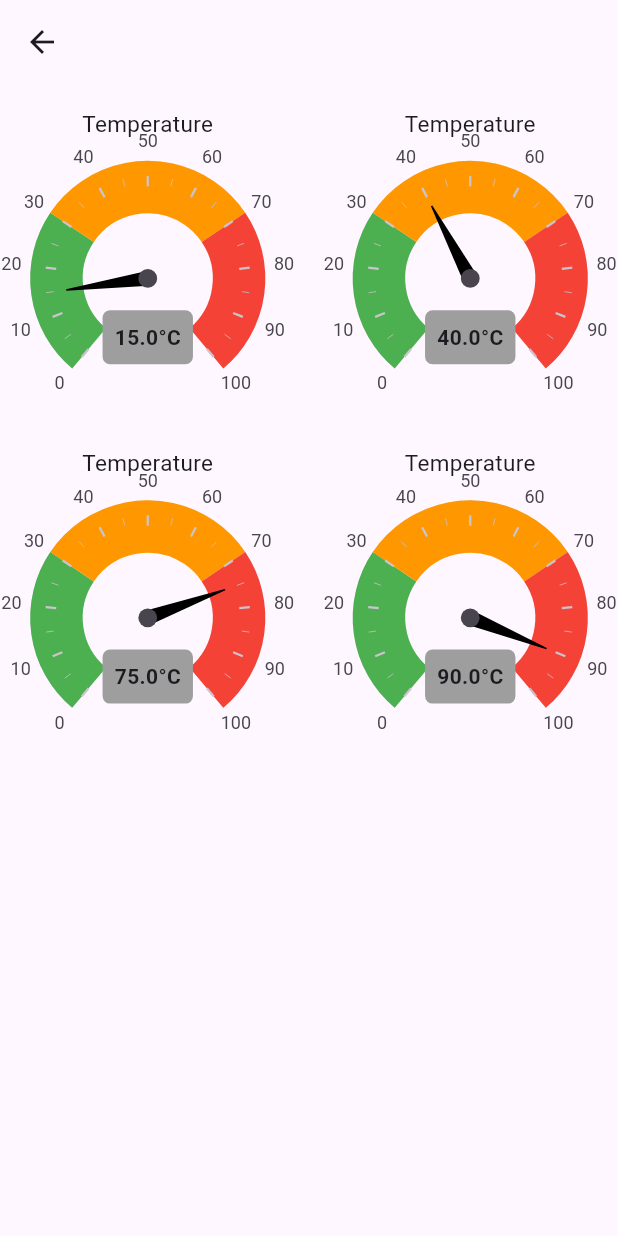
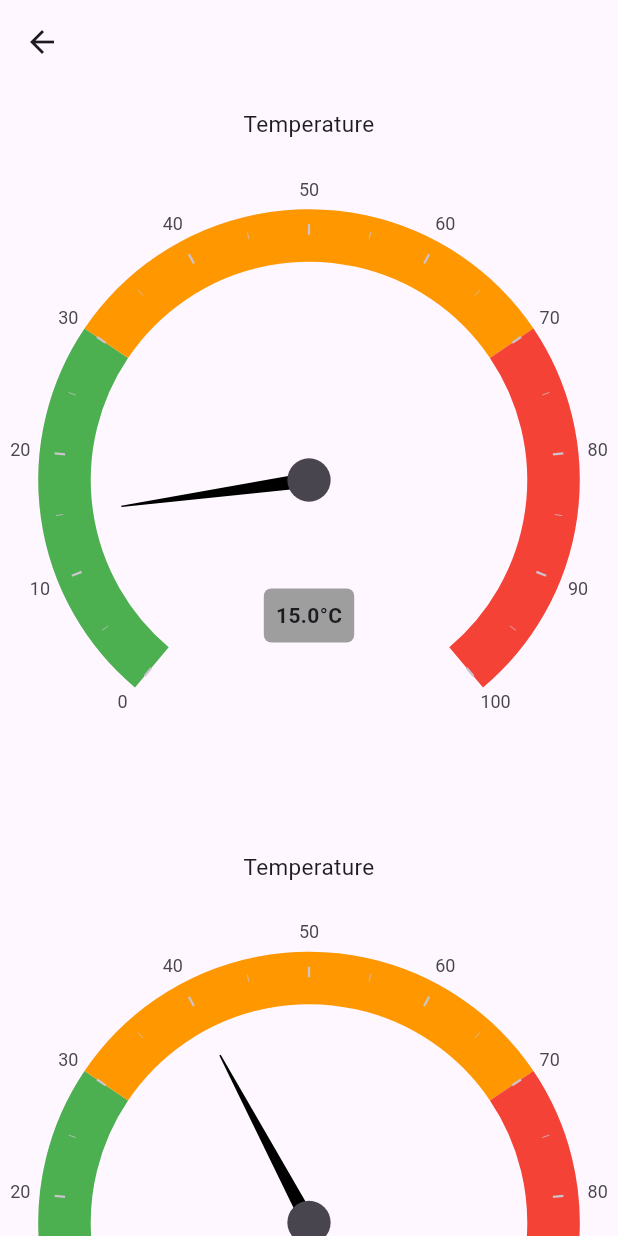
Before and after one commit to Upside-Solutions-Pvt-Ltd/upside_component_lib, a Flutter app: the RadialGaugeScreen screen opened directly, on a phone screen of 412 x 824 dp. Run offline on Flutter 3.47's test engine with Material 3 defaults, Android fonts, the phone set to English and light mode, and no system bars; drawn by our look-alikes of syncfusion_flutter_gauges; our stand-ins replace flutter_svg, plugin_platform_interface, table_calendar, web.

Commit message:
change grid view

```diff
--- a/example/lib/component/radial_gauge_screen.dart
+++ b/example/lib/component/radial_gauge_screen.dart
@@ -6,13 +6,13 @@ class RadialGaugeScreen extends StatelessWidget {
 
   @override
   Widget build(BuildContext context) {
-    List<double> temperatureValues = [15, 40, 75, 90];
+    List<double> temperatureValues = [15, 40, 75, 90, 34, 67];
     return Scaffold(
       appBar: AppBar(),
       body: GridView.builder(
         padding: const EdgeInsets.all(16),
-        gridDelegate: const SliverGridDelegateWithFixedCrossAxisCount(
-          crossAxisCount: 2,
+        gridDelegate: const SliverGridDelegateWithMaxCrossAxisExtent(
+          maxCrossAxisExtent: 380,
           childAspectRatio: 0.8,
           mainAxisSpacing: 20,
           crossAxisSpacing: 50,
```
